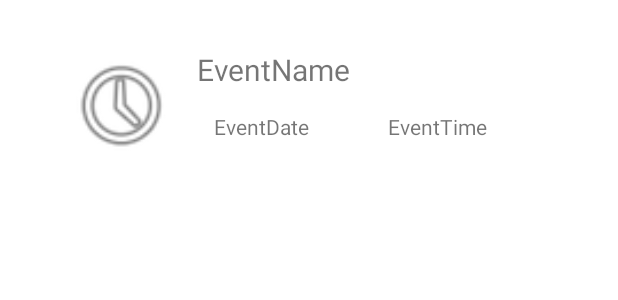
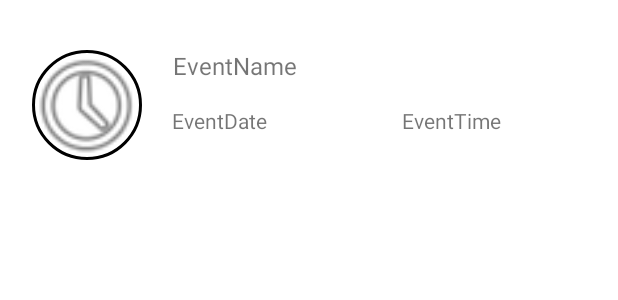
Before and after one commit to purva-n/MAD_ProjectAssignment_Team16, an Android app: the layout activity_recycler_template.xml on its own in the app's theme, with its tools: preview values and no code run, on a phone screen of 412 x 824 dp. Shown: the top 300 px of the screen. Run offline under Robolectric (Android 15) with nearby library versions, the phone set to English and light mode, and no system bars.

Commit message:
UI beautification

```diff
--- a/AtYourService/app/src/main/AndroidManifest.xml
+++ b/AtYourService/app/src/main/AndroidManifest.xml
@@ -15,16 +15,18 @@
         tools:targetApi="31">
         <activity
             android:name=".ActivityRecyclerView"
-            android:exported="false" />
-        <activity
-            android:name=".MainActivity"
-            android:exported="true">
+            android:exported="true" >
             <intent-filter>
                 <action android:name="android.intent.action.MAIN" />
 
                 <category android:name="android.intent.category.LAUNCHER" />
             </intent-filter>
         </activity>
+        <activity
+            android:name=".MainActivity"
+            android:exported="false">
+
+        </activity>
     </application>
 
 </manifest>
--- a/AtYourService/app/src/main/java/com/example/atyourservice/EventLinksAdapter.java
+++ b/AtYourService/app/src/main/java/com/example/atyourservice/EventLinksAdapter.java
@@ -57,8 +57,8 @@ public class EventLinksAdapter extends RecyclerView.Adapter<RecyclerView.ViewHol
             String hyperLink = "<a href='" + link + "'>" + name + "</a>";
 
             holder.eventName.setText(Html.fromHtml(hyperLink));
-            holder.eventDate.setText(eventDate);
-            holder.eventTime.setText(eventTime);
+            holder.eventDate.setText("Date: " + eventDate);
+            holder.eventTime.setText("Time: " + eventTime);
             Picasso.get().load(imageUrl).into(holder.icon);
 
             holder.itemView.setOnClickListener(view -> {
--- a/AtYourService/app/src/main/res/layout/activity_recycler_template.xml
+++ b/AtYourService/app/src/main/res/layout/activity_recycler_template.xml
@@ -3,29 +3,31 @@
     xmlns:app="http://schemas.android.com/apk/res-auto"
     xmlns:tools="http://schemas.android.com/tools"
     android:layout_width="match_parent"
-    android:layout_height="match_parent"
-    tools:context=".RecyclerTemplate">
+    android:layout_height="match_parent">
 
     <TextView
         android:id="@+id/eventName"
         android:layout_width="215dp"
         android:layout_height="26dp"
         android:text="EventName"
-        android:textSize="20sp"
+        android:textColorLink="#1E6670"
+        android:textSize="16sp"
         app:layout_constraintBottom_toBottomOf="parent"
         app:layout_constraintEnd_toEndOf="parent"
-        app:layout_constraintHorizontal_bias="0.109"
+        app:layout_constraintHorizontal_bias="0.156"
         app:layout_constraintStart_toEndOf="@+id/eventImg"
         app:layout_constraintTop_toTopOf="parent"
         app:layout_constraintVertical_bias="0.041" />
 
-    <ImageView
+    <de.hdodenhof.circleimageview.CircleImageView
         android:id="@+id/eventImg"
         android:layout_width="84dp"
         android:layout_height="73dp"
+        app:civ_border_color="#000000"
+        app:civ_border_width="2dp"
         app:layout_constraintBottom_toBottomOf="parent"
         app:layout_constraintEnd_toEndOf="parent"
-        app:layout_constraintHorizontal_bias="0.119"
+        app:layout_constraintHorizontal_bias="0.048"
         app:layout_constraintStart_toStartOf="parent"
         app:layout_constraintTop_toTopOf="parent"
         app:layout_constraintVertical_bias="0.044"
@@ -33,23 +35,25 @@
 
     <TextView
         android:id="@+id/eventDate"
-        android:layout_width="88dp"
-        android:layout_height="19dp"
-        android:layout_marginTop="16dp"
+        android:layout_width="131dp"
+        android:layout_height="21dp"
+        android:layout_marginTop="12dp"
         android:text="EventDate"
+        android:textColorLink="#1E5F67"
         app:layout_constraintEnd_toEndOf="parent"
-        app:layout_constraintHorizontal_bias="0.097"
+        app:layout_constraintHorizontal_bias="0.083"
         app:layout_constraintStart_toEndOf="@+id/eventImg"
         app:layout_constraintTop_toBottomOf="@+id/eventName" />
 
     <TextView
         android:id="@+id/eventTime"
         android:layout_width="88dp"
-        android:layout_height="19dp"
-        android:layout_marginTop="16dp"
+        android:layout_height="21dp"
+        android:layout_marginTop="12dp"
         android:text="EventTime"
+        android:textColorLink="#1E5F67"
         app:layout_constraintEnd_toEndOf="parent"
-        app:layout_constraintHorizontal_bias="0.301"
+        app:layout_constraintHorizontal_bias="0.285"
         app:layout_constraintStart_toEndOf="@+id/eventDate"
         app:layout_constraintTop_toBottomOf="@+id/eventName" />
 </androidx.constraintlayout.widget.ConstraintLayout>
--- a/AtYourService/app/src/main/res/values/themes.xml
+++ b/AtYourService/app/src/main/res/values/themes.xml
@@ -2,8 +2,8 @@
     <!-- Base application theme. -->
     <style name="Theme.AtYourService" parent="Theme.MaterialComponents.DayNight.DarkActionBar">
         <!-- Primary brand color. -->
-        <item name="colorPrimary">@color/purple_500</item>
-        <item name="colorPrimaryVariant">@color/purple_700</item>
+        <item name="colorPrimary">#1F6973</item>
+        <item name="colorPrimaryVariant">#115E68</item>
         <item name="colorOnPrimary">@color/white</item>
         <!-- Secondary brand color. -->
         <item name="colorSecondary">@color/teal_200</item>
```
